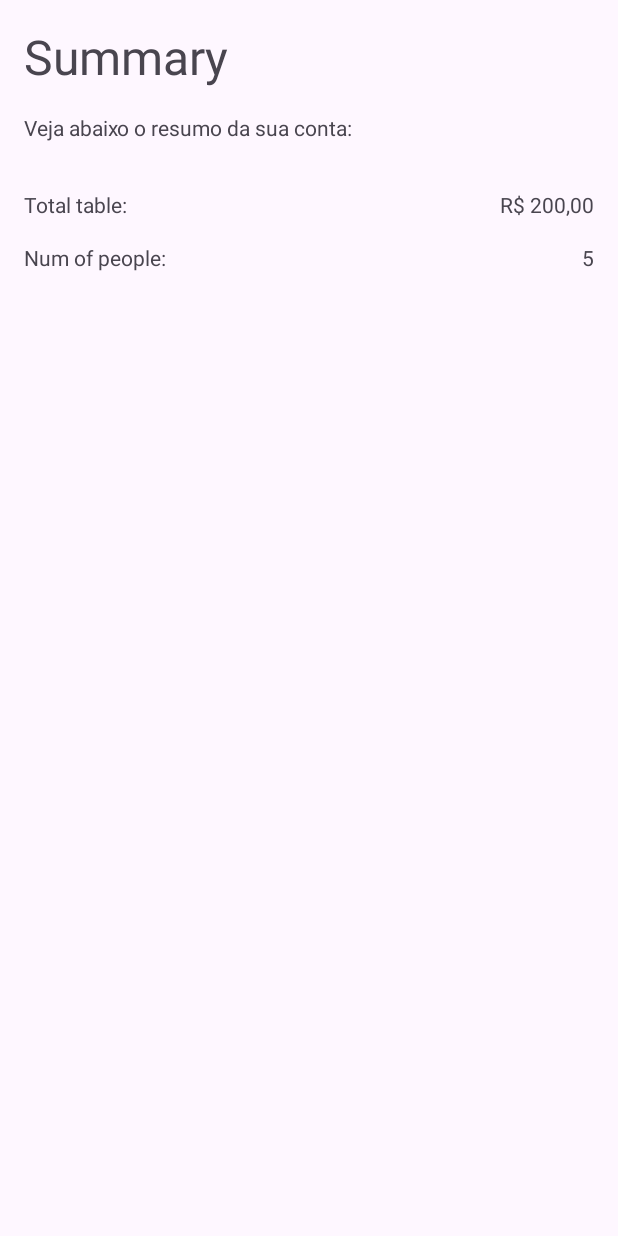
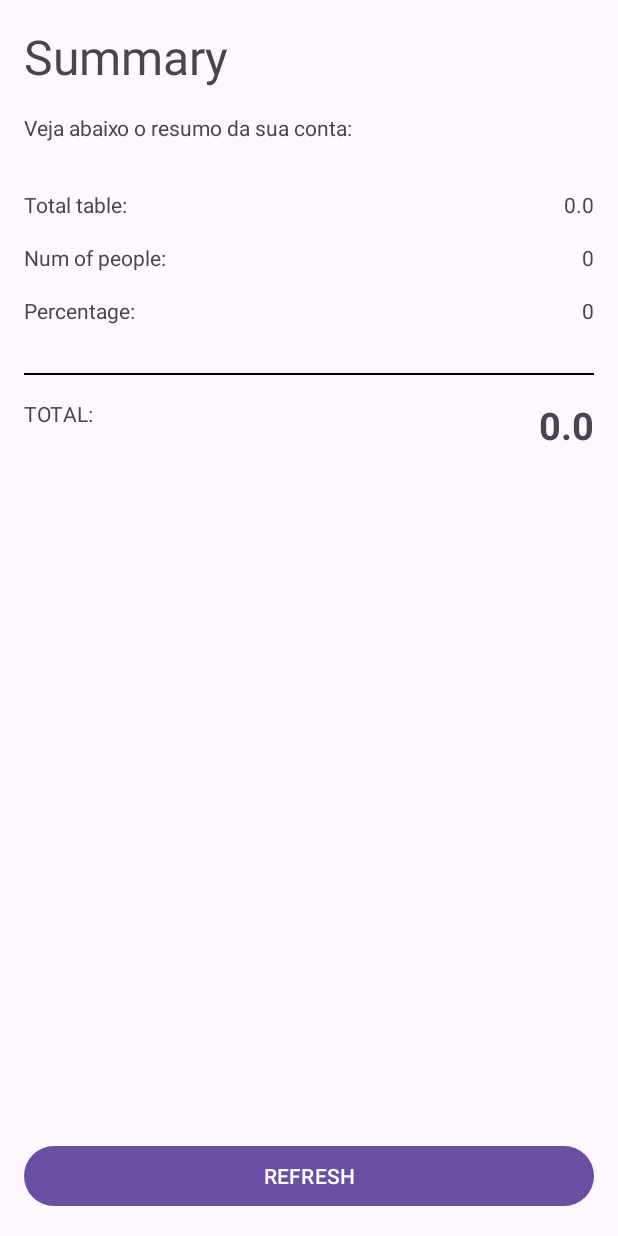
Before and after one commit to borgesrenan/TipsCalculatorNew, an Android app: the SummaryActivity screen opened directly, with no data from a screen before it, on a phone screen of 412 x 824 dp. Run offline under Robolectric (Android 15) with nearby library versions, the phone set to English and light mode, and no system bars.

Commit message:
Finalizando a tela de summit

```diff
--- a/app/src/main/AndroidManifest.xml
+++ b/app/src/main/AndroidManifest.xml
@@ -14,7 +14,7 @@
         tools:targetApi="31">
         <activity
             android:name=".SummaryActivity"
-            android:exported="false" />
+            android:exported="true" />
         <activity
             android:name=".MainActivity"
             android:exported="true">
--- a/app/src/main/java/com/example/tipscalculator/MainActivity.kt
+++ b/app/src/main/java/com/example/tipscalculator/MainActivity.kt
@@ -22,6 +22,7 @@ class MainActivity : AppCompatActivity() {
 
     override fun onCreate(savedInstanceState: Bundle?) {
         super.onCreate(savedInstanceState)
+
             //inicializando o binding
             binding = ActivityMainBinding.inflate(layoutInflater)
             setContentView(binding.root)
@@ -58,14 +59,16 @@ class MainActivity : AppCompatActivity() {
 
             var numOfPeopleSelected = 0
 
-        binding.spinnerNumberOfPeople.onItemSelectedListener = object : AdapterView.OnItemSelectedListener{
+            binding.spinnerNumberOfPeople.onItemSelectedListener =
+                object : AdapterView.OnItemSelectedListener {
                     override fun onItemSelected(
                         parent: AdapterView<*>?,
                         view: View?,
                         position: Int,
                         id: Long
                     ) {
-                numOfPeopleSelected = position            }
+                        numOfPeopleSelected = position
+                    }
 
                     override fun onNothingSelected(parent: AdapterView<*>?) {
                     }
@@ -76,8 +79,12 @@ class MainActivity : AppCompatActivity() {
 
                 val totalTableTemp = binding.tieTotal.text
 
-            if (totalTableTemp?.isEmpty() == true)  {
-                Snackbar.make(binding.tieTotal, "Preencha todos os campos!", Snackbar.LENGTH_LONG)
+                if (totalTableTemp?.isEmpty() == true) {
+                    Snackbar.make(
+                        binding.tieTotal,
+                        "Preencha todos os campos!",
+                        Snackbar.LENGTH_LONG
+                    )
                         .show()
                 } else {
                     val totalTable: Float = totalTableTemp.toString().toFloat()
@@ -94,16 +101,20 @@ class MainActivity : AppCompatActivity() {
                         putExtra("percentage", percentage)
                         putExtra("totalAmount", totalWithTips)
                     }
+                    clean()
                     startActivity((intent))
                 }
             }
 
             binding.btnClean.setOnClickListener {
+                clean()
+            }
+        }
+
+        private fun clean() {
             binding.tieTotal.setText("")
             binding.rbOptionOne.isChecked = false
             binding.rbOptionTwo.isChecked = false
             binding.rbOptionThree.isChecked = false
-
         }
     }
-}
--- a/app/src/main/java/com/example/tipscalculator/SummaryActivity.kt
+++ b/app/src/main/java/com/example/tipscalculator/SummaryActivity.kt
@@ -5,18 +5,29 @@ import androidx.activity.enableEdgeToEdge
 import androidx.appcompat.app.AppCompatActivity
 import androidx.core.view.ViewCompat
 import androidx.core.view.WindowInsetsCompat
+import com.example.tipscalculator.databinding.ActivitySummaryBinding
 
 class SummaryActivity : AppCompatActivity() {
+
+    private lateinit var binding: ActivitySummaryBinding
+
     override fun onCreate(savedInstanceState: Bundle?) {
         super.onCreate(savedInstanceState)
-        setContentView(R.layout.activity_summary)
+        binding = ActivitySummaryBinding.inflate(layoutInflater)
+        setContentView(binding.root)
 
         val totalTable = intent.getFloatExtra("totalTable", 0.0f)
         val numPeople = intent.getIntExtra("numPeople", 0)
         val percentage = intent.getIntExtra("percentage", 0)
         val totalAmount = intent.getFloatExtra("totalAmount", 0.0f)
 
-        println("Teste:" + totalAmount)
+        binding.tvPercentage.text = percentage.toString()
+        binding.tvTotalAmount.text = totalAmount.toString()
+        binding.tvTotalTable.text = totalTable.toString()
+        binding.tvNumPeopleTable.text = numPeople.toString()
 
+        binding.btnRefresh.setOnClickListener {
+            finish()
+        }
     }
 }
--- a/app/src/main/res/layout/activity_summary.xml
+++ b/app/src/main/res/layout/activity_summary.xml
@@ -61,4 +61,66 @@
         android:text="5"
         app:layout_constraintEnd_toEndOf="parent"
         app:layout_constraintTop_toTopOf="@+id/tv_num_people_label" />
+
+    <TextView
+        android:id="@+id/tv_percentage_label"
+        android:layout_width="wrap_content"
+        android:layout_height="wrap_content"
+        android:layout_marginTop="16dp"
+        android:text="Percentage:"
+        app:layout_constraintStart_toStartOf="@+id/tv_num_people_label"
+        app:layout_constraintTop_toBottomOf="@+id/tv_num_people_label" />
+
+    <TextView
+        android:id="@+id/tv_percentage"
+        android:layout_width="wrap_content"
+        android:layout_height="wrap_content"
+        android:layout_marginEnd="16dp"
+        android:text="15%"
+        app:layout_constraintEnd_toEndOf="parent"
+        app:layout_constraintTop_toTopOf="@+id/tv_percentage_label" />
+
+    <View
+        android:id="@+id/separator"
+        android:layout_width="match_parent"
+        android:layout_height="1dp"
+        android:background="@color/black"
+        android:layout_marginTop="32dp"
+        android:layout_marginStart="16dp"
+        android:layout_marginEnd="16dp"
+        app:layout_constraintEnd_toEndOf="parent"
+        app:layout_constraintStart_toStartOf="parent"
+        app:layout_constraintTop_toBottomOf="@+id/tv_percentage_label" />
+
+    <TextView
+        android:id="@+id/tv_total_amount_label"
+        android:layout_width="wrap_content"
+        android:layout_height="wrap_content"
+        android:layout_marginTop="16dp"
+        android:text="TOTAL:"
+        app:layout_constraintStart_toStartOf="@+id/tv_num_people_label"
+        app:layout_constraintTop_toBottomOf="@+id/separator" />
+
+    <TextView
+        android:id="@+id/tv_total_amount"
+        android:layout_width="wrap_content"
+        android:layout_height="wrap_content"
+        android:layout_marginEnd="16dp"
+        android:text="R$ 57,50"
+        android:textSize="25sp"
+        android:textStyle="bold"
+        app:layout_constraintEnd_toEndOf="parent"
+        app:layout_constraintTop_toTopOf="@+id/tv_total_amount_label" />
+
+    <Button
+        android:id="@+id/btn_refresh"
+        android:layout_width="match_parent"
+        android:layout_height="wrap_content"
+        android:text="REFRESH"
+        android:layout_margin="16dp"
+        app:layout_constraintBottom_toBottomOf="parent"
+        app:layout_constraintEnd_toEndOf="parent"
+        app:layout_constraintStart_toStartOf="parent" />
+
+
 </androidx.constraintlayout.widget.ConstraintLayout>
--- a/app/src/main/res/values/themes.xml
+++ b/app/src/main/res/values/themes.xml
@@ -1,9 +1,8 @@
 <resources xmlns:tools="http://schemas.android.com/tools">
     <!-- Base application theme. -->
     <style name="Base.Theme.TipsCalculator" parent="Theme.Material3.DayNight.NoActionBar">
-        <!-- Customize your light theme here. -->
-        <!-- <item name="colorPrimary">@color/my_light_primary</item> -->
+        <item name="android:windowFullscreen">false</item>
+        <item name="android:statusBarColor">?attr/colorPrimary</item>
     </style>
-
     <style name="Theme.TipsCalculator" parent="Base.Theme.TipsCalculator" />
 </resources>
```
Lines whose indentation alone changed are shown as unchanged.
